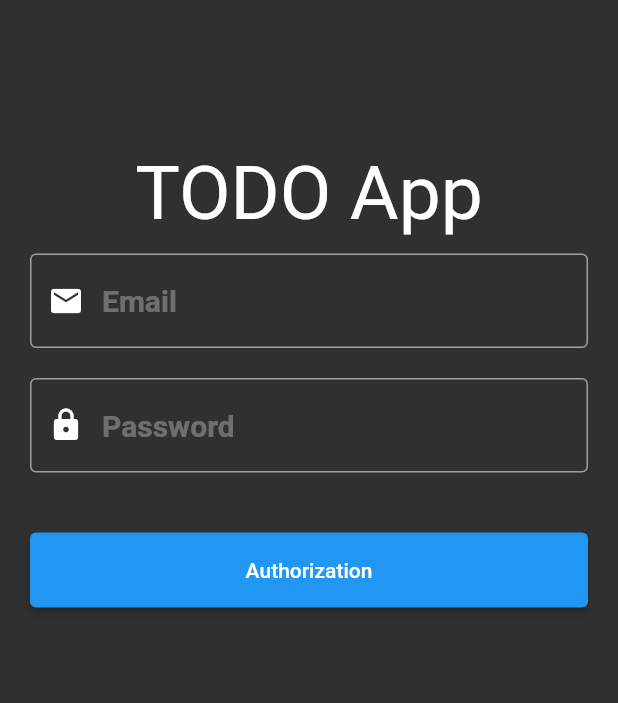
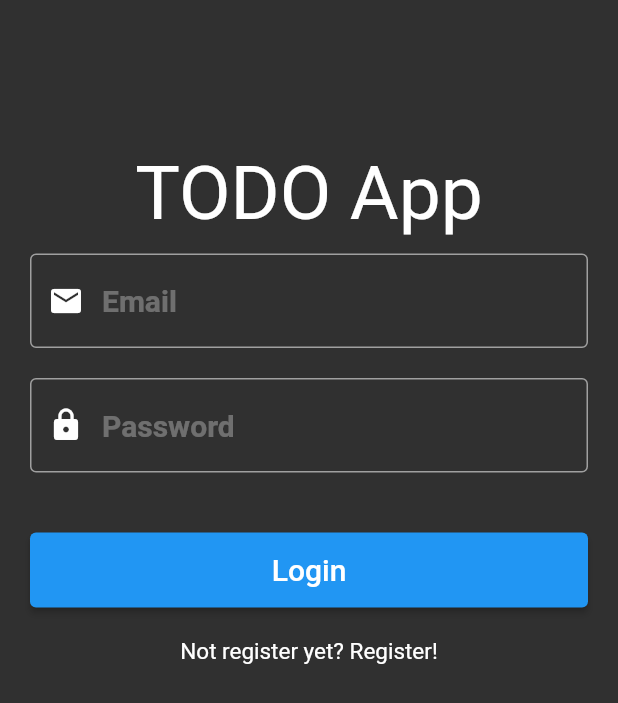
Before and after one commit to DoomHopes/todo_list_app, a Flutter app: the screen it shows after launch, on a phone screen of 412 x 824 dp. Shown: the top 703 px of the screen. Run offline on Flutter 3.47's test engine with Material 2 defaults, Android fonts, the phone set to English and light mode, and no system bars.

Commit message:
added something to AuthorizationPage

```diff
--- a/lib/pages/authentication_page.dart
+++ b/lib/pages/authentication_page.dart
@@ -9,6 +9,10 @@ class AuthorizationPage extends StatefulWidget {
 class _AuthorizationPageState extends State<AuthorizationPage> {
   TextEditingController _emailController = TextEditingController();
   TextEditingController _passwordController = TextEditingController();
+
+  String _email;
+  String _password;
+  bool _showLogin = true;
 
   @override
   Widget build(BuildContext context) {
@@ -82,7 +86,10 @@ class _AuthorizationPageState extends State<AuthorizationPage> {
                 height: 50,
                 width: MediaQuery.of(context).size.width,
                 child: ElevatedButton(
-                  child: Text(label),
+                  child: Text(
+                    label,
+                    style: TextStyle(fontSize: 20),
+                  ),
                   onPressed: function,
                 ),
               ),
@@ -92,11 +99,40 @@ class _AuthorizationPageState extends State<AuthorizationPage> {
       );
     }
 
+    void _buttonAction() {
+      _email = _emailController.text;
+      _password = _passwordController.text;
+
+      _emailController.clear();
+      _passwordController.clear();
+    }
+
     return Scaffold(
       body: Column(
         children: <Widget>[
           _logo(),
-          _form('Authorization', () {}),
+          _showLogin
+              ? Column(
+                  children: <Widget>[
+                    _form('Login', _buttonAction),
+                    Padding(
+                      padding:
+                          EdgeInsets.symmetric(horizontal: 20, vertical: 20),
+                      child: GestureDetector(
+                        onTap: () {
+                          setState(() {
+                            _showLogin = false;
+                          });
+                        },
+                        child: Text(
+                          'Not register yet? Register!',
+                          style: TextStyle(fontSize: 15),
+                        ),
+                      ),
+                    )
+                  ],
+                )
+              : _form('Register', _buttonAction),
         ],
       ),
     );
```
